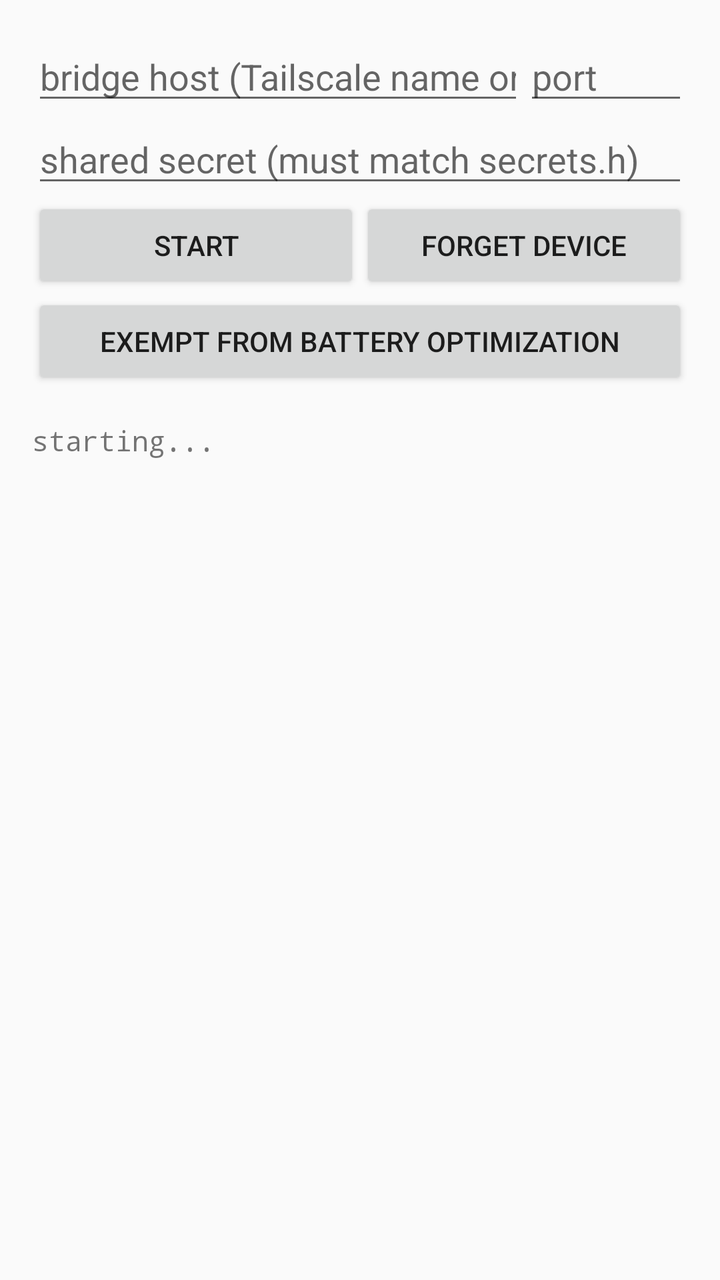
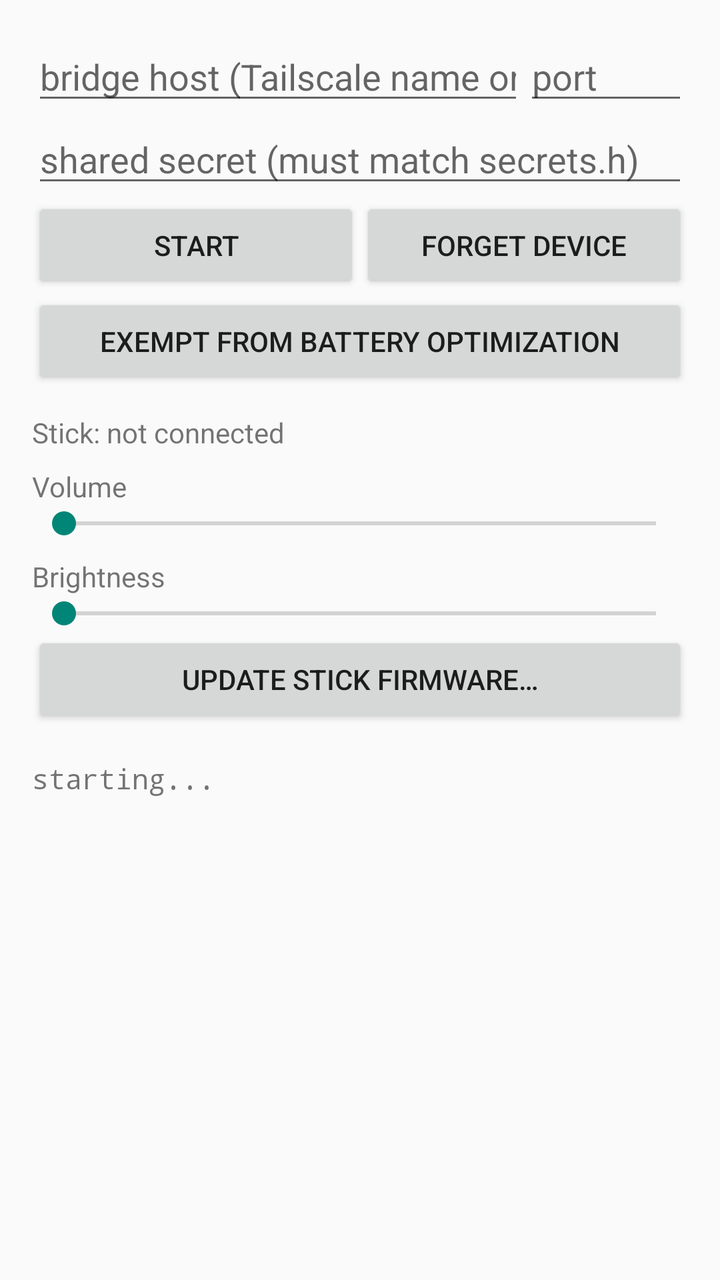

Before-and-after screenshots of an Android layout around one commit, followed by the original layout XML and the change that was made.
<!-- AndroidManifest.xml: application theme Theme.AppCompat.Light -->
<!-- res/layout/activity_main.xml -->
<?xml version="1.0" encoding="utf-8"?>
<LinearLayout xmlns:android="http://schemas.android.com/apk/res/android"
    android:id="@+id/rootLayout"
    android:layout_width="match_parent"
    android:layout_height="match_parent"
    android:orientation="vertical"
    android:padding="16dp">

    <LinearLayout
        android:layout_width="match_parent"
        android:layout_height="wrap_content"
        android:orientation="horizontal">

        <EditText
            android:id="@+id/hostInput"
            android:layout_width="0dp"
            android:layout_height="wrap_content"
            android:layout_weight="3"
            android:hint="bridge host (Tailscale name or IP)"
            android:inputType="textUri"
            android:importantForAutofill="no" />

        <EditText
            android:id="@+id/portInput"
            android:layout_width="0dp"
            android:layout_height="wrap_content"
            android:layout_weight="1"
            android:hint="port"
            android:inputType="number"
            android:importantForAutofill="no" />
    </LinearLayout>

    <EditText
        android:id="@+id/secretInput"
        android:layout_width="match_parent"
        android:layout_height="wrap_content"
        android:hint="shared secret (must match secrets.h)"
        android:inputType="textPassword"
        android:importantForAutofill="no" />

    <LinearLayout
        android:layout_width="match_parent"
        android:layout_height="wrap_content"
        android:orientation="horizontal">

        <Button
            android:id="@+id/startStopButton"
            android:layout_width="0dp"
            android:layout_height="wrap_content"
            android:layout_weight="1"
            android:text="Start" />

        <Button
            android:id="@+id/forgetButton"
            android:layout_width="0dp"
            android:layout_height="wrap_content"
            android:layout_weight="1"
            android:text="Forget device" />
    </LinearLayout>

    <Button
        android:id="@+id/batteryButton"
        android:layout_width="match_parent"
        android:layout_height="wrap_content"
        android:text="Exempt from battery optimization" />

    <ScrollView
        android:id="@+id/logScroll"
        android:layout_width="match_parent"
        android:layout_height="0dp"
        android:layout_weight="1">

        <TextView
            android:id="@+id/logView"
            android:layout_width="match_parent"
            android:layout_height="wrap_content"
            android:paddingTop="16dp"
            android:fontFamily="monospace"
            android:textSize="14sp"
            android:textIsSelectable="true"
            android:text="starting..." />
    </ScrollView>
</LinearLayout>
<!-- resources referenced by this layout -->
<resources>

</resources>

<!-- the commit's change to res/layout/activity_main.xml (unified diff, before → after) -->
@@ -64,6 +64,54 @@
         android:layout_height="wrap_content"
         android:text="Exempt from battery optimization" />
 
+    
+    <TextView
+        android:id="@+id/firmwareText"
+        android:layout_width="match_parent"
+        android:layout_height="wrap_content"
+        android:paddingTop="12dp"
+        android:text="Stick: not connected" />
+
+    <TextView
+        android:id="@+id/volumeLabel"
+        android:layout_width="match_parent"
+        android:layout_height="wrap_content"
+        android:paddingTop="8dp"
+        android:text="Volume" />
+
+    <SeekBar
+        android:id="@+id/volumeBar"
+        android:layout_width="match_parent"
+        android:layout_height="wrap_content"
+        android:max="255" />
+
+    <TextView
+        android:id="@+id/brightnessLabel"
+        android:layout_width="match_parent"
+        android:layout_height="wrap_content"
+        android:paddingTop="8dp"
+        android:text="Brightness" />
+
+    <SeekBar
+        android:id="@+id/brightnessBar"
+        android:layout_width="match_parent"
+        android:layout_height="wrap_content"
+        android:max="255" />
+
+    <Button
+        android:id="@+id/otaButton"
+        android:layout_width="match_parent"
+        android:layout_height="wrap_content"
+        android:text="Update Stick firmware…" />
+
+    <ProgressBar
+        android:id="@+id/otaProgress"
+        style="?android:attr/progressBarStyleHorizontal"
+        android:layout_width="match_parent"
+        android:layout_height="wrap_content"
+        android:max="100"
+        android:visibility="gone" />
+
     <ScrollView
         android:id="@+id/logScroll"
         android:layout_width="match_parent"
